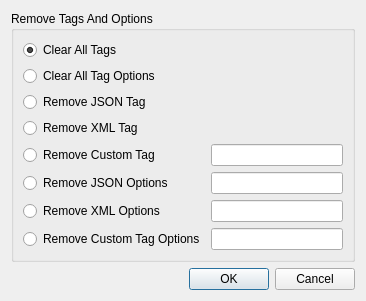
visualfc/liteide, file liteidex/src/plugins/golangedit/goremovetagsdialog.ui: the form before one commit.
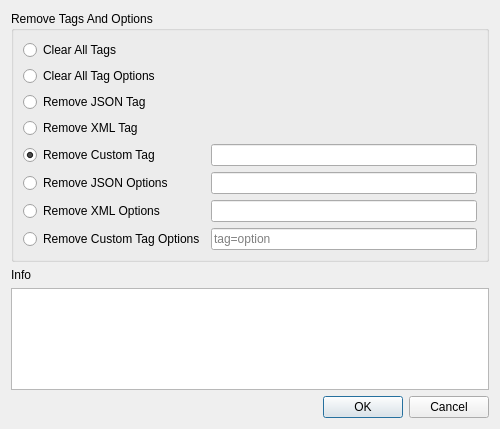
The form after the commit.

The edit to the form file:
```diff
--- a/liteidex/src/plugins/golangedit/goremovetagsdialog.ui
+++ b/liteidex/src/plugins/golangedit/goremovetagsdialog.ui
@@ -6,8 +6,8 @@
    <rect>
     <x>0</x>
     <y>0</y>
-    <width>366</width>
-    <height>265</height>
+    <width>500</width>
+    <height>429</height>
    </rect>
   </property>
   <property name="windowTitle">
@@ -26,7 +26,7 @@
          <string>Clear All Tags</string>
         </property>
         <property name="checked">
-         <bool>true</bool>
+         <bool>false</bool>
         </property>
        </widget>
       </item>
@@ -56,6 +56,9 @@
         <property name="text">
          <string>Remove Custom Tag</string>
         </property>
+        <property name="checked">
+         <bool>true</bool>
+        </property>
        </widget>
       </item>
       <item row="4" column="1">
@@ -69,7 +72,20 @@
        </widget>
       </item>
       <item row="5" column="1">
-       <widget class="QLineEdit" name="jsonOptionLineEdit"/>
+       <widget class="QLineEdit" name="jsonOptionLineEdit">
+        <property name="inputMask">
+         <string/>
+        </property>
+        <property name="maxLength">
+         <number>32767</number>
+        </property>
+        <property name="placeholderText">
+         <string/>
+        </property>
+        <property name="clearButtonEnabled">
+         <bool>false</bool>
+        </property>
+       </widget>
       </item>
       <item row="6" column="0">
        <widget class="QRadioButton" name="removeXmlOptionRadioButton">
@@ -79,7 +95,17 @@
        </widget>
       </item>
       <item row="6" column="1">
-       <widget class="QLineEdit" name="xmlOptionLineEdit"/>
+       <widget class="QLineEdit" name="xmlOptionLineEdit">
+        <property name="text">
+         <string/>
+        </property>
+        <property name="cursorPosition">
+         <number>0</number>
+        </property>
+        <property name="placeholderText">
+         <string/>
+        </property>
+       </widget>
       </item>
       <item row="7" column="0">
        <widget class="QRadioButton" name="removeCustomOptionRadioButton">
@@ -89,11 +115,25 @@
        </widget>
       </item>
       <item row="7" column="1">
-       <widget class="QLineEdit" name="customOptionLineEdit"/>
+       <widget class="QLineEdit" name="customOptionLineEdit">
+        <property name="placeholderText">
+         <string>tag=option</string>
+        </property>
+       </widget>
       </item>
      </layout>
     </widget>
    </item>
+   <item>
+    <widget class="QLabel" name="infoLabel">
+     <property name="text">
+      <string>Info</string>
+     </property>
+    </widget>
+   </item>
+   <item>
+    <widget class="QPlainTextEdit" name="argumentsEdit"/>
+   </item>
    <item>
     <widget class="QDialogButtonBox" name="buttonBox">
      <property name="orientation">
```
Left out of the diff: 4 changed lines with no effect on the pictures.
